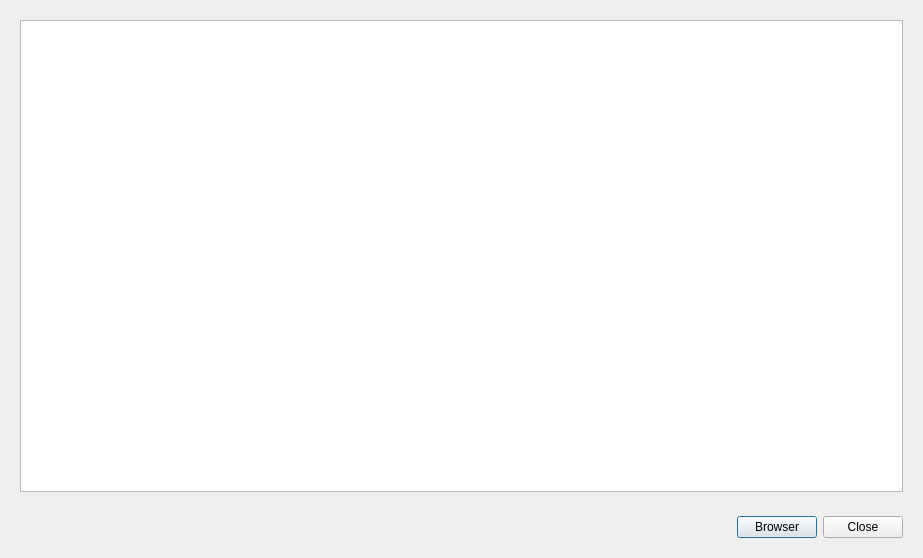
First picture: the form in qiperfc/src/dlgrecord.ui, repository coolshou/qiperf, before the edit.
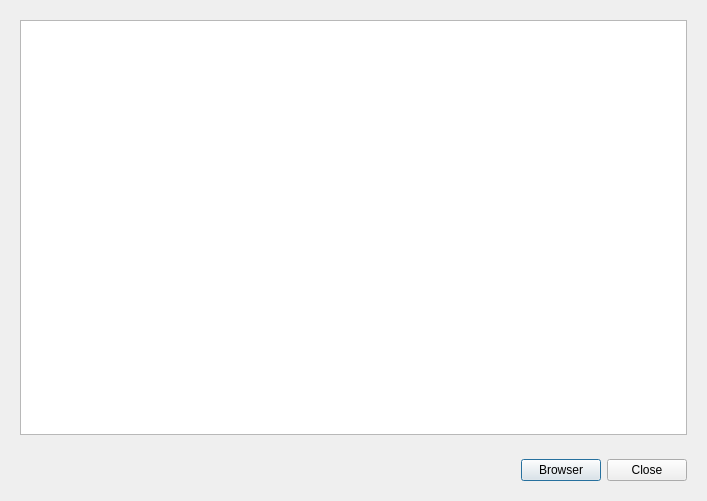
Second picture: the form after the edit. Icons and pictures are not drawn.

Patch:
```diff
--- a/qiperfc/src/dlgrecord.ui
+++ b/qiperfc/src/dlgrecord.ui
@@ -9,8 +9,8 @@
    <rect>
     <x>0</x>
     <y>0</y>
-    <width>923</width>
-    <height>558</height>
+    <width>707</width>
+    <height>501</height>
    </rect>
   </property>
   <property name="windowTitle">
```
